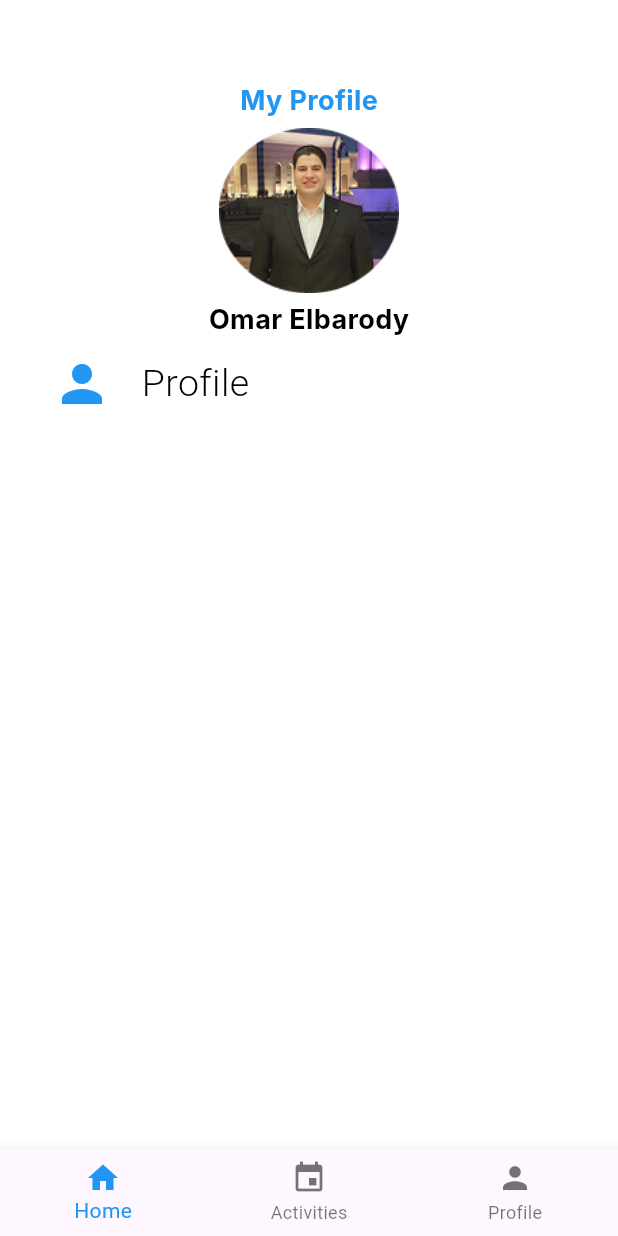
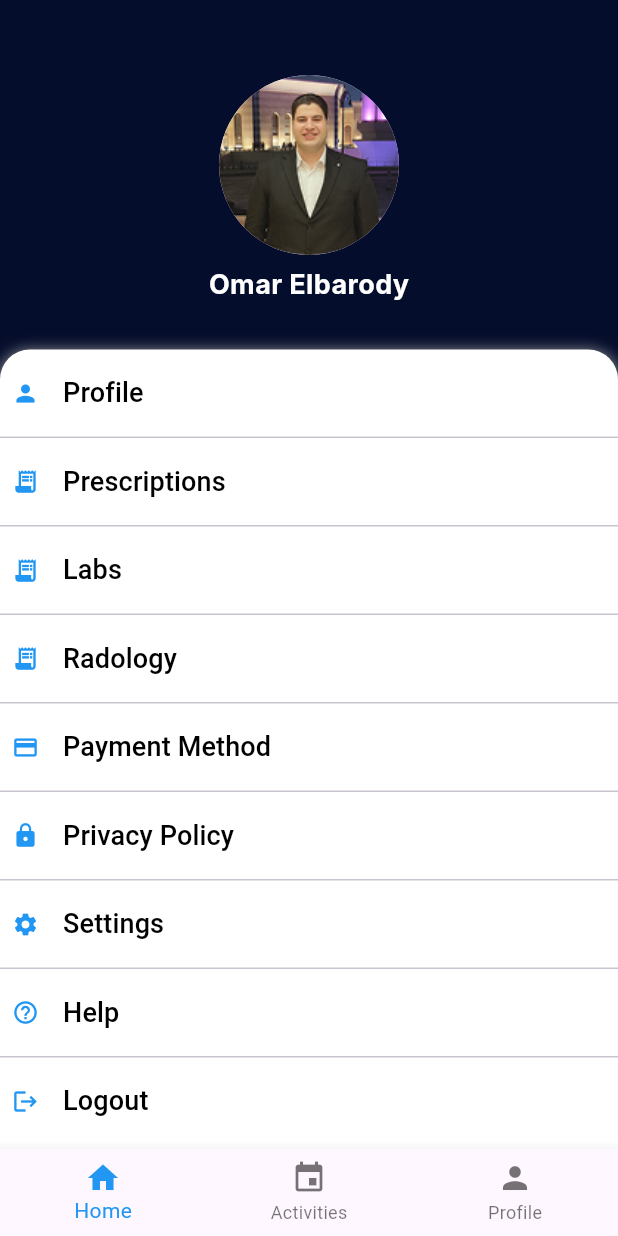
Before and after one commit to Omarelbarody/NovaHealth, a Flutter app: the ProfilePageBody screen opened directly, on a phone screen of 412 x 824 dp. Run offline on Flutter 3.47's test engine with Material 3 defaults, Android fonts, the phone set to English and light mode, and no system bars; our stand-ins replace dots_indicator, get, shared_preferences; accounts and stored records are empty; Roboto replaces fonts that are missing (Inter, League Spartan).

Commit message:
profile page

```diff
--- a/lib/features/ProfilePage/Presentation/widgets/profile_page_body.dart
+++ b/lib/features/ProfilePage/Presentation/widgets/profile_page_body.dart
@@ -1,4 +1,5 @@
 import 'package:NovaHealth/core/utils/size_config.dart';
+import 'package:NovaHealth/core/widgets/backgroung_color_page.dart';
 import 'package:NovaHealth/core/widgets/space_widget.dart';
 import 'package:NovaHealth/features/Auth/presentation/pages/sign%20up/widgets/sign_up_view.dart';
 import 'package:NovaHealth/features/Consultaion/presentation/widgets/department_page_view.dart';
@@ -7,6 +8,7 @@ import 'package:NovaHealth/features/ProfilePage/Presentation/widgets/profile_pag
 import 'package:flutter/material.dart';
 import 'package:get/get.dart';
 import 'package:get/get_navigation/src/routes/transitions_type.dart';
+import 'package:NovaHealth/features/Auth/presentation/pages/login/widgets/login_view.dart';
 
 class ProfilePageBody extends StatefulWidget {
   const ProfilePageBody({super.key});
@@ -42,7 +44,86 @@ class _ProfilePageBodyState extends State<ProfilePageBody> {
   @override
   Widget build(BuildContext context) {
     return Scaffold(
-      body: _pages[_selectedIndex],
+      backgroundColor: const Color(0xFF050D2C),
+      body: Column(
+        crossAxisAlignment: CrossAxisAlignment.center,
+        children: [
+          const SizedBox(height: 50),
+          // Profile photo
+          Center(
+            child: SizedBox(
+              width: 120,
+              height: 120,
+              child: CircleAvatar(
+                radius: 60,
+                backgroundImage: AssetImage('assets/images/ProfilePhoto.png'),
+              ),
+            ),
+          ),
+          const SizedBox(height: 7),
+          // User name
+          Row(
+            mainAxisAlignment: MainAxisAlignment.center,
+            children: [
+              Text(
+                'Omar Elbarody',
+                style: TextStyle(
+                fontFamily: 'Inter',
+                fontSize: 18,
+                fontWeight: FontWeight.bold,
+              color: Colors.white,
+            ),
+          ),
+            ]
+          ),
+          const SizedBox(height: 30),
+          // Menu items
+          Expanded(
+            child: Container(
+              width: double.infinity,
+              decoration: const BoxDecoration(
+                color: Colors.white,
+                borderRadius: BorderRadius.only(
+                  topLeft: Radius.circular(20),
+                  topRight: Radius.circular(20),
+                  bottomLeft: Radius.circular(0),
+                  bottomRight: Radius.circular(0),
+                ),
+                boxShadow: [
+                  BoxShadow(
+                    color: Colors.grey,
+                    spreadRadius: 0.5,
+                    blurRadius: 8,
+                    offset: Offset(0, 2),
+                  ),
+                ],
+              ),
+              child: ListView(
+                padding: EdgeInsets.zero,
+                children: [
+                  _ProfileMenuButton(icon: Icons.person, label: 'Profile'),
+                  Divider(height: 1),
+                  _ProfileMenuButton(icon: Icons.receipt_long, label: 'Prescriptions'),
+                  Divider(height: 1),
+                  _ProfileMenuButton(icon: Icons.receipt_long, label: 'Labs'),
+                  Divider(height: 1),
+                  _ProfileMenuButton(icon: Icons.receipt_long, label: 'Radology'),
+                  Divider(height: 1),
+                  _ProfileMenuButton(icon: Icons.credit_card, label: 'Payment Method'),
+                  Divider(height: 1),
+                  _ProfileMenuButton(icon: Icons.lock, label: 'Privacy Policy'),
+                  Divider(height: 1),
+                  _ProfileMenuButton(icon: Icons.settings, label: 'Settings'),
+                  Divider(height: 1),
+                  _ProfileMenuButton(icon: Icons.help_outline, label: 'Help'),
+                  Divider(height: 1),
+                  _ProfileMenuButton(icon: Icons.logout, label: 'Logout'),
+                ],
+              ),
+            ),
+          ),
+        ],
+      ),
       bottomNavigationBar: BottomNavigationBar(
         items: const <BottomNavigationBarItem>[
           BottomNavigationBarItem(
@@ -72,79 +153,112 @@ class DepartmentContent extends StatelessWidget {
   @override
   Widget build(BuildContext context) {
     return SingleChildScrollView(
-      reverse: true,
       child: Padding(
         padding: const EdgeInsets.all(5),
         child: Column(
-          crossAxisAlignment: CrossAxisAlignment.start,
+          crossAxisAlignment: CrossAxisAlignment.center,
+          mainAxisSize: MainAxisSize.min,
           children: [
-          VerticallSpace(5),
-            //******************************************* My Profile ***************************************** */
-            Row(
-              mainAxisAlignment: MainAxisAlignment.center,
-              children: [
-
-                const Text('My Profile',
-                    style: TextStyle(
-                      fontFamily: 'Inter',
-                      fontSize: 18,
-                      fontWeight: FontWeight.bold,
-                      color: Colors.blue,
-                    )),
-              ],
+            const SizedBox(height: 60),
+            // Profile photo
+            Center(
+              child: SizedBox(
+                width: 160,
+                height: 160,
+                child: CircleAvatar(
+                  radius: 60,
+                  backgroundImage: AssetImage('assets/images/ProfilePhoto.png'),
+                ),
+              ),
             ),
-            //*******************************************Profile Photo ***************************************** */
-            Center(
-                  child: Image.asset(
-                    'assets/images/ProfilePhoto.png',
-                    width: 120,
-                    height: 120,
+            const SizedBox(height: 12),
+            // User name
+            const Text(
+              'Omar Elbarody',
+              style: TextStyle(
+                fontFamily: 'Inter',
+                fontSize: 20,
+                fontWeight: FontWeight.bold,
+                color: Colors.white,
+              ),
             ),
-          ),
-            //*******************************************Omar Elbarody ***************************************** */
-            Row(
-              mainAxisAlignment: MainAxisAlignment.center,
-              children: [
-
-                const Text('Omar Elbarody',
-                    style: TextStyle(
-                      fontFamily: 'Inter',
-                      fontSize: 18,
-                      fontWeight: FontWeight.bold,
-                      color: Colors.black,
-                    )),
-              ],
+            const SizedBox(height: 35),
+            // Menu items
+            Container(
+              decoration: BoxDecoration(
+                color: Colors.white,
+                borderRadius: BorderRadius.circular(20),
+                boxShadow: [
+                  BoxShadow(
+                    color: Colors.grey.withOpacity(0.1),
+                    spreadRadius: 2,
+                    blurRadius: 8,
+                    offset: Offset(0, 2),
+                  ),
+                ],
+              ),
+              child: Column(
+                children: [
+                  _ProfileMenuButton(icon: Icons.person, label: 'Profile'),
+                  Divider(height: 1),
+                  _ProfileMenuButton(icon: Icons.receipt_long, label: 'Prescriptions'),
+                  Divider(height: 1),
+                  _ProfileMenuButton(icon: Icons.receipt_long, label: 'Labs'),
+                  Divider(height: 1),
+                  _ProfileMenuButton(icon: Icons.receipt_long, label: 'Radology'),
+                  Divider(height: 1),
+                  _ProfileMenuButton(icon: Icons.credit_card, label: 'Payment Method'),
+                  Divider(height: 1),
+                  _ProfileMenuButton(icon: Icons.lock, label: 'Privacy Policy'),
+                  Divider(height: 1),
+                  _ProfileMenuButton(icon: Icons.settings, label: 'Settings'),
+                  Divider(height: 1),
+                  _ProfileMenuButton(icon: Icons.help_outline, label: 'Help'),
+                  Divider(height: 1),
+                  _ProfileMenuButton(icon: Icons.logout, label: 'Logout'),
+                ],
+              ),
             ),
-          VerticallSpace(1),
-            //*******************************************Profile ***************************************** */
-            Row(
-              children: [
-                HorizintalSpace(3),
-              Icon(
-                    Icons.person,
-                    color: Colors.blue,
-                    size: 40, // <-- control icon scale here
-                  ),
-                HorizintalSpace(2),
-                  Row(
-              children: [
-                const Text('Profile',
-                    style: TextStyle(
-                      fontFamily: 'League Spartan',
-                      fontSize: 25,
-                      fontWeight: FontWeight.w300,
-                      color: Colors.black,
-                    )),
-              ],
-            ),
-              ],
-            )
-
-
-
           ],
         ),
       ),
     );
   }
 }
+
+class _ProfileMenuButton extends StatelessWidget {
+  final IconData icon;
+  final String label;
+
+  const _ProfileMenuButton({
+    Key? key,
+    required this.icon,
+    required this.label,
+  }) : super(key: key);
+
+  @override
+  Widget build(BuildContext context) {
+    return TextButton(
+      style: TextButton.styleFrom(
+        padding: const EdgeInsets.symmetric(vertical: 16, horizontal: 8),
+        foregroundColor: Colors.black,
+        alignment: Alignment.centerLeft,
+      ),
+      onPressed: () {
+        if (label == 'Logout') {
+          Get.to(() => const LoginView(), transition: Transition.rightToLeft, duration: const Duration(milliseconds: 200));
+        }
+      },
+      child: Row(
+        children: [
+          Icon(icon, color: Colors.blue),
+          const SizedBox(width: 16),
+          Text(
+            label,
+            style: const TextStyle(fontSize: 18, color: Colors.black),
+          ),
+        ],
+      ),
+    );
+  }
+}
--- a/lib/features/ProfilePage/Presentation/widgets/profile_page_view.dart
+++ b/lib/features/ProfilePage/Presentation/widgets/profile_page_view.dart
@@ -7,6 +7,7 @@ class ProfilePageView extends StatelessWidget {
   @override
   Widget build(BuildContext context) {
     return Scaffold(
+
       body:ProfilePageBody() ,);
   }
 }
```
